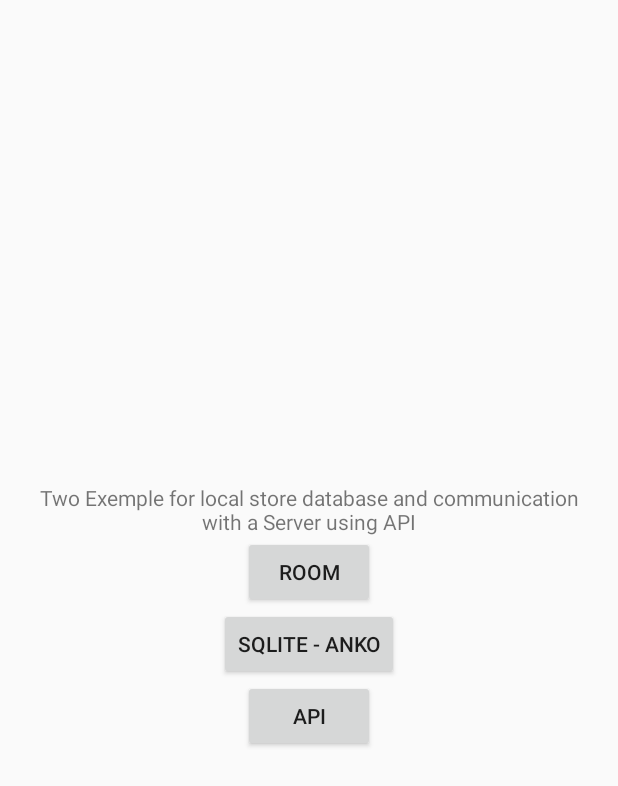
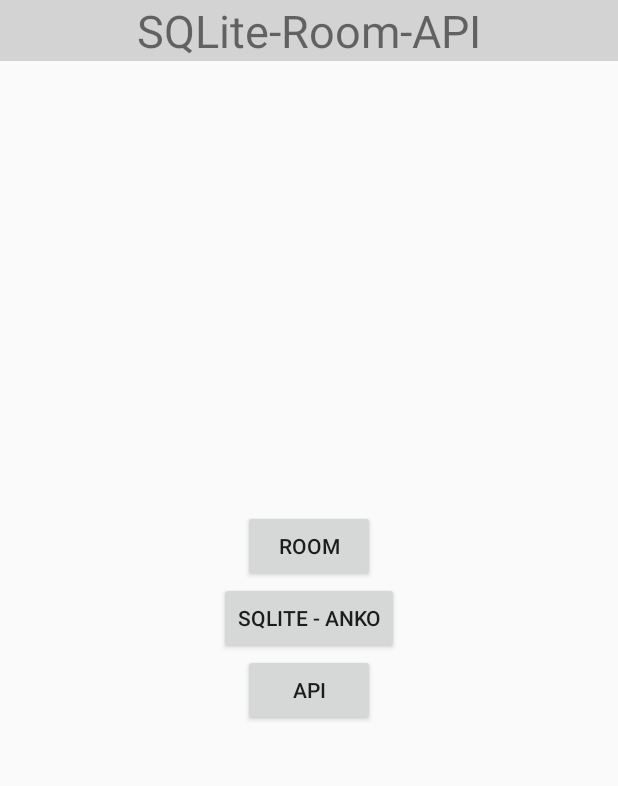
Before and after one commit to vmisu86/SQLite-Room-API, an Android app: the screen it shows after launch (MainActivity), on a phone screen of 412 x 824 dp. Shown: the top 786 px of the screen. Run offline under Robolectric (Android 15) with nearby library versions, the phone set to English and light mode, and no system bars.

Commit message:
This is the first push. The project is almost done!
Signed-off-by: M Varga <info@mihalyvarga.com>

```diff
--- a/app/src/main/java/com/vmisu/databases/ApiDatabase.kt
+++ b/app/src/main/java/com/vmisu/databases/ApiDatabase.kt
@@ -14,10 +14,6 @@ import kotlinx.android.synthetic.main.activity_api_database.*
 import java.net.URL
 import kotlin.properties.Delegates
 
-// This is an example RSS Reader
-// https://www.apple.com/rss/
-
-
 class ApiDatabase : AppCompatActivity() {
 
     private val TAG = "ApiActivity"
@@ -32,7 +28,7 @@ class ApiDatabase : AppCompatActivity() {
         supportActionBar!!.setDefaultDisplayHomeAsUpEnabled(true)
 
         Log.d(TAG,"onCreate Called")
-        downloadData.execute("http://ax.itunes.apple.com/WebObjects/MZStoreServices.woa/ws/RSS/topfreeapplications/limit=10/xml")
+        downloadData.execute("https://www.nice.fr/fr/rss/feed/article")
         Log.d(TAG, "oncreate: done")
     }
     override fun onDestroy() {
--- a/app/src/main/java/com/vmisu/databases/roomDatabase/CoursRepository.kt
+++ b/app/src/main/java/com/vmisu/databases/roomDatabase/CoursRepository.kt
@@ -7,14 +7,8 @@ import android.support.annotation.WorkerThread
 
 class CoursRepository(private val coursDao: CoursDao) {
 
-    // Room executes all queries on a separate thread.
-    // Observed LiveData will notify the observer when the data has changed.
     val allCours: LiveData<List<Cours>> = coursDao.getAlphabetizedWords()
 
-    // You must call this on a non-UI thread or your app will crash. So we're making this a
-    // suspend function so the caller methods know this.
-    // Like this, Room ensures that you're not doing any long running operations on the main
-    // thread, blocking the UI.
     @Suppress("RedundantSuspendModifier")
     @WorkerThread
     suspend fun insert(cours: Cours) {
--- a/app/src/main/res/layout/activity_main.xml
+++ b/app/src/main/res/layout/activity_main.xml
@@ -1,20 +1,34 @@
 <?xml version="1.0" encoding="utf-8"?>
+<android.support.constraint.ConstraintLayout
+        xmlns:android="http://schemas.android.com/apk/res/android"
+        xmlns:app="http://schemas.android.com/apk/res-auto"
+        xmlns:tools="http://schemas.android.com/tools"
+        android:layout_width="match_parent"
+        android:layout_height="match_parent"
+        app:layout_behavior="@string/appbar_scrolling_view_behavior"
+        tools:context=".MainActivity"
+        tools:showIn="@layout/activity_main">
+    <TextView
+            android:id="@+id/mainTitle"
+            android:text="SQLite-Room-API"
+            android:textSize="30dp"
+            android:background="@color/itembackground"
+            android:textAlignment="center"
+            android:layout_width="match_parent"
+            android:layout_height="wrap_content"/>
+    <TextView
+            android:layout_width="match_parent"
+            android:layout_height="wrap_content"/>
+
 <LinearLayout
-        xmlns:android="http://schemas.android.com/apk/res/android"
-        xmlns:tools="http://schemas.android.com/tools"
         android:layout_width="match_parent"
         android:layout_height="match_parent"
         android:paddingLeft="16dp"
         android:paddingRight="16dp"
         android:orientation="vertical"
-        android:gravity="center"
-        tools:context="com.vmisu.databases.MainActivity">
+        android:gravity="center">
 
-    <TextView
-            android:text="Two Exemple for local store database and communication with a Server using API"
-            android:layout_width="wrap_content"
-            android:textAlignment="center"
-            android:layout_height="wrap_content"/>
+
 
     <Button
             android:id="@+id/room_btn"
@@ -32,3 +46,4 @@
             android:layout_height="wrap_content"
             android:text="API"/>
 </LinearLayout>
+</android.support.constraint.ConstraintLayout>
```
Also changed, not shown: app/src/main/java/com/vmisu/databases/MainActivity.kt (+0 -15 lines), app/src/main/java/com/vmisu/databases/apiDatabase/FeedEntry.kt (+6 -8 lines), app/src/main/java/com/vmisu/databases/apiDatabase/ParseApplications.kt (+10 -10 lines), app/src/main/java/com/vmisu/databases/roomDatabase/CoursDao.kt (+1 -22 lines), app/src/main/java/com/vmisu/databases/roomDatabase/CoursRoomDatabase.kt (+1 -11 lines), app/src/main/java/com/vmisu/databases/roomDatabase/CoursViewModel.kt (+0 -21 lines), app/src/main/res/layout/activity_anko.xml (+7 -0 lines).
